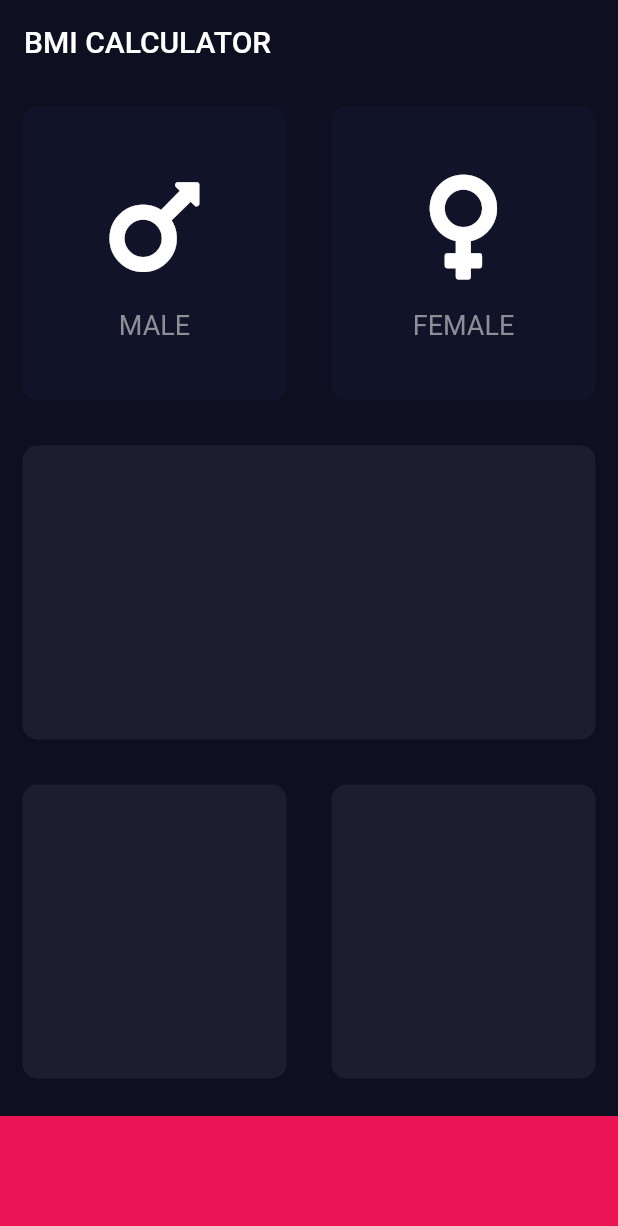
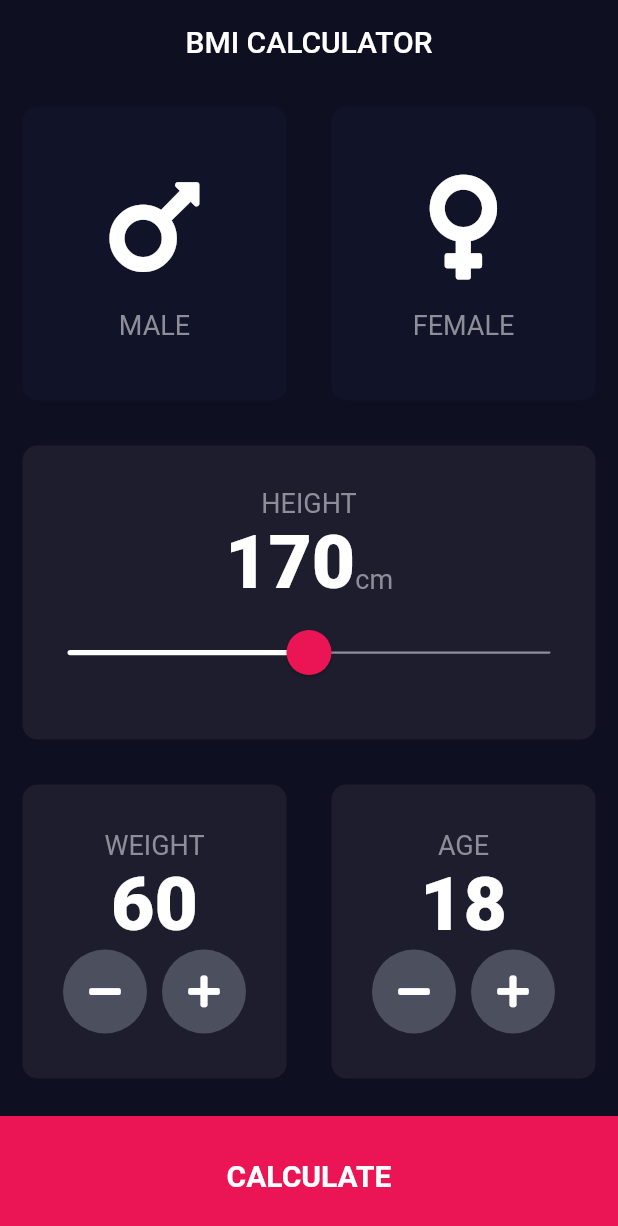
Before and after one commit to leandro32x/bmi-calculator-flutter, a Flutter app: the screen it shows after launch, on a phone screen of 412 x 824 dp. Shown: the top 1226 px of the screen. Run offline on Flutter 3.47's test engine with Material 2 defaults, Android fonts, the phone set to English and light mode, and no system bars; our stand-ins replace font_awesome_flutter.

Commit message:
Finalized project

```diff
--- /dev/null
+++ b/lib/calculator_brain.dart
@@ -0,0 +1,33 @@
+import 'dart:math';
+
+class CalculatorBrain {
+  final int height;
+  final int weight;
+  double _bmi;
+  CalculatorBrain({this.height, this.weight});
+
+  String calculateBMI() {
+    _bmi = weight / pow(height / 100, 2);
+    return _bmi.toStringAsFixed(1);
+  }
+
+  String getResult() {
+    if (_bmi > 25) {
+      return 'Overweight';
+    } else if (_bmi > 18.5) {
+      return 'Normal';
+    } else {
+      return 'Underweight';
+    }
+  }
+
+  String getInterpretation() {
+    if (_bmi > 25) {
+      return 'You have a higher than normal body weight. Try to exercise more.';
+    } else if (_bmi > 18.5) {
+      return 'You have a normal body weight. Good job!';
+    } else {
+      return 'You have a lower than normal body weight. You can eat a bit more.';
+    }
+  }
+}
--- /dev/null
+++ b/lib/componets/botton_button.dart
@@ -0,0 +1,28 @@
+import 'package:flutter/material.dart';
+import '../constants.dart';
+
+class BottomButton extends StatelessWidget {
+  final String buttonText;
+  final Function onTap;
+  BottomButton({@required this.buttonText, @required this.onTap});
+  @override
+  Widget build(BuildContext context) {
+    return Container(
+      margin: EdgeInsets.only(top: 10.0),
+      width: double.infinity,
+      height: kBottomContainerHeight,
+      child: Ink(
+        color: kBottomContainerColor,
+        child: InkWell(
+          onTap: onTap,
+          child: Center(
+            child: Text(
+              buttonText,
+              style: kLargeNumberStyle,
+            ),
+          ),
+        ),
+      ),
+    );
+  }
+}
--- a/lib/icon_content.dart
+++ b/lib/componets/icon_content.dart
@@ -1,4 +1,5 @@
 import 'package:flutter/material.dart';
+import '../constants.dart';
 
 class IconContent extends StatelessWidget {
   final IconData icon;
@@ -18,10 +19,7 @@ class IconContent extends StatelessWidget {
         ),
         Text(
           label,
-          style: TextStyle(
-            fontSize: 18.0,
-            color: Color(0xFF8D8E98),
-          ),
+          style: kLabelTextStyle,
         )
       ],
     );
--- /dev/null
+++ b/lib/constants.dart
@@ -0,0 +1,42 @@
+import 'package:flutter/material.dart';
+
+const kBottomContainerHeight = 80.0;
+const kActiveCardColor = Color(0xFF1D1D2E);
+const kInactiveCardColor = Color(0xFF111328);
+const kBottomContainerColor = Color(0xFFEB1555);
+
+const kLabelTextStyle = TextStyle(
+  fontSize: 18.0,
+  color: Color(0xFF8D8E98),
+);
+
+const kNumberTextStyle = TextStyle(
+  fontSize: 50.0,
+  fontWeight: FontWeight.w900,
+);
+
+const kLargeNumberStyle = TextStyle(
+  fontSize: 20.0,
+  fontWeight: FontWeight.bold,
+);
+
+const kTittleTextStyle = TextStyle(
+  fontSize: 50.0,
+  fontWeight: FontWeight.bold,
+);
+
+const kResultTextStyle = TextStyle(
+  color: Color(0xFF24D876),
+  fontSize: 22.0,
+  fontWeight: FontWeight.bold,
+);
+
+const kBMITextStyle = TextStyle(
+  //color: Color(0xFF24D876),
+  fontSize: 100.0,
+  fontWeight: FontWeight.bold,
+);
+
+const kBodyTextStyle = TextStyle(
+  fontSize: 22.0,
+);
--- a/lib/input_page.dart
+++ /dev/null
@@ -1,113 +0,0 @@
-import 'package:flutter/material.dart';
-import 'package:font_awesome_flutter/font_awesome_flutter.dart';
-import 'icon_content.dart';
-import 'reusable_card.dart';
-
-const bottomContainerHeight = 80.0;
-const activeCardColor = Color(0xFF1D1D2E);
-const inactiveCardColor = Color(0xFF111328);
-const bottomContainerColor = Color(0xFFEB1555);
-
-class InputPage extends StatefulWidget {
-  @override
-  _InputPageState createState() => _InputPageState();
-}
-
-enum Gender { Male, Female }
-
-class _InputPageState extends State<InputPage> {
-  Color maleCardColor = inactiveCardColor;
-  Color femaleCardColor = inactiveCardColor;
-  Gender selectedGender;
-
-  // void updateColour(Gender gender) {
-  //   if (gender == Gender.Male) {
-  //     if (maleCardColor == inactiveCardColor) {
-  //       maleCardColor = activeCardColor;
-  //       femaleCardColor = inactiveCardColor;
-  //     } else {
-  //       maleCardColor = inactiveCardColor;
-  //     }
-  //   }
-  //   if (gender == Gender.Female) {
-  //     if (femaleCardColor == inactiveCardColor) {
-  //       femaleCardColor = activeCardColor;
-  //       maleCardColor = inactiveCardColor;
-  //     } else {
-  //       femaleCardColor = inactiveCardColor;
-  //     }
-  //   }
-  // }
-
-  @override
-  Widget build(BuildContext context) {
-    return Scaffold(
-        appBar: AppBar(
-          title: Text('BMI CALCULATOR'),
-          elevation: 0.0,
-        ),
-        body: Column(
-          children: [
-            Expanded(
-              child: Row(
-                children: [
-                  Expanded(
-                    child: ReusableCard(
-                      onTapFunction: () {
-                        setState(() {
-                          selectedGender = Gender.Male;
-                        });
-                      },
-                      colour: selectedGender == Gender.Male
-                          ? activeCardColor
-                          : inactiveCardColor,
-                      cardChild: IconContent(
-                        icon: FontAwesomeIcons.mars,
-                        label: "MALE",
-                      ),
-                    ),
-                  ),
-                  Expanded(
-                    child: ReusableCard(
-                      onTapFunction: () {
-                        setState(() {
-                          selectedGender = Gender.Female;
-                        });
-                      },
-                      colour: selectedGender == Gender.Female
-                          ? activeCardColor
-                          : inactiveCardColor,
-                      cardChild: IconContent(
-                        icon: FontAwesomeIcons.venus,
-                        label: "FEMALE",
-                      ),
-                    ),
-                  ),
-                ],
-              ),
-            ),
-            Expanded(
-              child: ReusableCard(colour: activeCardColor),
-            ),
-            Expanded(
-              child: Row(
-                children: [
-                  Expanded(
-                    child: ReusableCard(colour: activeCardColor),
-                  ),
-                  Expanded(
-                    child: ReusableCard(colour: activeCardColor),
-                  ),
-                ],
-              ),
-            ),
-            Container(
-              color: bottomContainerColor,
-              margin: EdgeInsets.only(top: 10.0),
-              width: double.infinity,
-              height: bottomContainerHeight,
-            )
-          ],
-        ));
-  }
-}
--- a/lib/main.dart
+++ b/lib/main.dart
@@ -1,6 +1,6 @@
 import 'package:flutter/material.dart';
 import 'package:flutter/services.dart';
-import 'input_page.dart';
+import 'screens/input_page.dart';
 
 void main() {
   WidgetsFlutterBinding.ensureInitialized();
@@ -15,6 +15,7 @@ class BMICalculator extends StatelessWidget {
   Widget build(BuildContext context) {
     return MaterialApp(
       theme: ThemeData.dark().copyWith(
+        //platform: TargetPlatform.iOS,
         primaryColor: Color(0xFF0E0F20),
         scaffoldBackgroundColor: Color(0xFF0E0F20),
       ),
--- /dev/null
+++ b/lib/screens/input_page.dart
@@ -0,0 +1,260 @@
+import 'file:///C:/Users/leand/AndroidStudioProjects/bmi-calculator-flutter/lib/screens/results_page.dart';
+import 'package:flutter/material.dart';
+import 'package:font_awesome_flutter/font_awesome_flutter.dart';
+import '../componets/icon_content.dart';
+import '../componets/reusable_card.dart';
+import '../constants.dart';
+import '../componets/botton_button.dart';
+import '../calculator_brain.dart';
+
+class InputPage extends StatefulWidget {
+  @override
+  _InputPageState createState() => _InputPageState();
+}
+
+enum Gender { Male, Female }
+
+class _InputPageState extends State<InputPage> {
+  Color maleCardColor = kInactiveCardColor;
+  Color femaleCardColor = kInactiveCardColor;
+  Gender selectedGender;
+  int height = 170;
+  int weight = 60;
+  int age = 18;
+
+  @override
+  Widget build(BuildContext context) {
+    return Scaffold(
+        appBar: AppBar(
+          title: Center(
+            child: Text(
+              'BMI CALCULATOR',
+            ),
+          ),
+          elevation: 0.0,
+        ),
+        body: Column(
+          crossAxisAlignment: CrossAxisAlignment.stretch,
+          children: [
+            Expanded(
+              child: Row(
+                children: [
+                  Expanded(
+                    child: ReusableCard(
+                      onTapFunction: () {
+                        setState(() {
+                          selectedGender = Gender.Male;
+                        });
+                      },
+                      colour: selectedGender == Gender.Male
+                          ? kActiveCardColor
+                          : kInactiveCardColor,
+                      cardChild: IconContent(
+                        icon: FontAwesomeIcons.mars,
+                        label: "MALE",
+                      ),
+                    ),
+                  ),
+                  Expanded(
+                    child: ReusableCard(
+                      onTapFunction: () {
+                        setState(() {
+                          selectedGender = Gender.Female;
+                        });
+                      },
+                      colour: selectedGender == Gender.Female
+                          ? kActiveCardColor
+                          : kInactiveCardColor,
+                      cardChild: IconContent(
+                        icon: FontAwesomeIcons.venus,
+                        label: "FEMALE",
+                      ),
+                    ),
+                  ),
+                ],
+              ),
+            ),
+            Expanded(
+              child: ReusableCard(
+                colour: kActiveCardColor,
+                cardChild: Column(
+                  mainAxisAlignment: MainAxisAlignment.center,
+                  children: [
+                    Text(
+                      'HEIGHT',
+                      style: kLabelTextStyle,
+                    ),
+                    Row(
+                      mainAxisAlignment: MainAxisAlignment.center,
+                      crossAxisAlignment: CrossAxisAlignment.baseline,
+                      textBaseline: TextBaseline.alphabetic,
+                      children: [
+                        Text(
+                          height.toString(),
+                          style: kNumberTextStyle,
+                        ),
+                        Text(
+                          'cm',
+                          style: kLabelTextStyle,
+                        )
+                      ],
+                    ),
+                    SliderTheme(
+                      data: SliderTheme.of(context).copyWith(
+                          inactiveTrackColor: Color(0xFF8D8E98),
+                          thumbColor: Color(0xFFEB1555),
+                          overlayColor: Color(0x29EB1555),
+                          activeTrackColor: Colors.white,
+                          trackHeight: 1.5,
+                          thumbShape: RoundSliderThumbShape(
+                            enabledThumbRadius: 15.0,
+                          ),
+                          overlayShape:
+                              RoundSliderOverlayShape(overlayRadius: 30.0)),
+                      child: Slider(
+                        min: 120.0,
+                        max: 220.0,
+                        value: height.toDouble(),
+                        onChanged: (double newValue) {
+                          setState(() {
+                            height = newValue.round();
+                          });
+                        },
+                      ),
+                    )
+                  ],
+                ),
+              ),
+            ),
+            Expanded(
+              child: Row(
+                children: [
+                  Expanded(
+                    child: ReusableCard(
+                      colour: kActiveCardColor,
+                      cardChild: Column(
+                        mainAxisAlignment: MainAxisAlignment.center,
+                        children: [
+                          Text(
+                            'WEIGHT',
+                            style: kLabelTextStyle,
+                          ),
+                          Text(
+                            weight.toString(),
+                            style: kNumberTextStyle,
+                          ),
+                          Row(
+                            mainAxisAlignment: MainAxisAlignment.center,
+                            children: [
+                              RoundIconButton(
+                                icon: FontAwesomeIcons.minus,
+                                onPressed: () {
+                                  setState(() {
+                                    weight -= 1;
+                                  });
+                                },
+                              ),
+                              SizedBox(
+                                width: 10.0,
+                              ),
+                              RoundIconButton(
+                                icon: FontAwesomeIcons.plus,
+                                onPressed: () {
+                                  setState(() {
+                                    weight += 1;
+                                  });
+                                },
+                              ),
+                            ],
+                          ),
+                        ],
+                      ),
+                    ),
+                  ),
+                  Expanded(
+                    child: ReusableCard(
+                      colour: kActiveCardColor,
+                      cardChild: Column(
+                        mainAxisAlignment: MainAxisAlignment.center,
+                        children: [
+                          Text(
+                            'AGE',
+                            style: kLabelTextStyle,
+                          ),
+                          Text(
+                            age.toString(),
+                            style: kNumberTextStyle,
+                          ),
+                          Row(
+                            mainAxisAlignment: MainAxisAlignment.center,
+                            children: [
+                              RoundIconButton(
+                                icon: FontAwesomeIcons.minus,
+                                onPressed: () {
+                                  setState(() {
+                                    age--;
+                                  });
+                                },
+                              ),
+                              SizedBox(
+                                width: 10.0,
+                              ),
+                              RoundIconButton(
+                                icon: FontAwesomeIcons.plus,
+                                onPressed: () {
+                                  setState(() {
+                                    age++;
+                                  });
+                                },
+                              )
+                            ],
+                          )
+                        ],
+                      ),
+                    ),
+                  ),
+                ],
+              ),
+            ),
+            BottomButton(
+              buttonText: 'CALCULATE',
+              onTap: () {
+                CalculatorBrain calculatorBrain =
+                    CalculatorBrain(height: height, weight: weight);
+
+                Navigator.push(
+                  context,
+                  MaterialPageRoute(
+                    builder: (context) => ResultsPage(
+                      bmiResult: calculatorBrain.calculateBMI(),
+                      resultText: calculatorBrain.getResult(),
+                      interpretation: calculatorBrain.getInterpretation(),
+                    ),
+                  ),
+                );
+              },
+            )
+          ],
+        ));
+  }
+}
+
+class RoundIconButton extends StatelessWidget {
+  final IconData icon;
+  final Function onPressed;
+  RoundIconButton({@required this.icon, @required this.onPressed});
+  @override
+  Widget build(BuildContext context) {
+    return RawMaterialButton(
+      child: Icon(icon),
+      constraints: BoxConstraints.tightFor(
+        width: 56.0,
+        height: 56.0,
+      ),
+      onPressed: onPressed,
+      shape: CircleBorder(),
+      fillColor: Color(0xFF4C4F5E),
+      elevation: 0.0,
+    );
+  }
+}
```
Also changed, not shown: lib/screens/results_page.dart (added, +72 -0 lines), lib/componets/reusable_card.dart (renamed from lib/reusable_card.dart), 1 other file.
